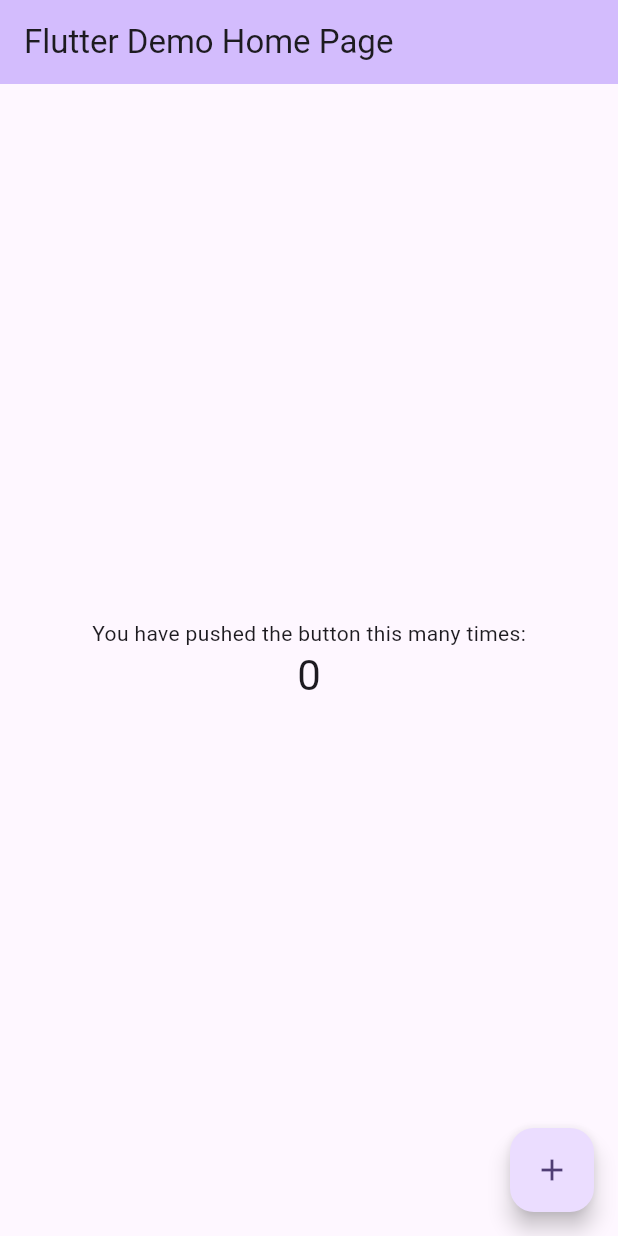
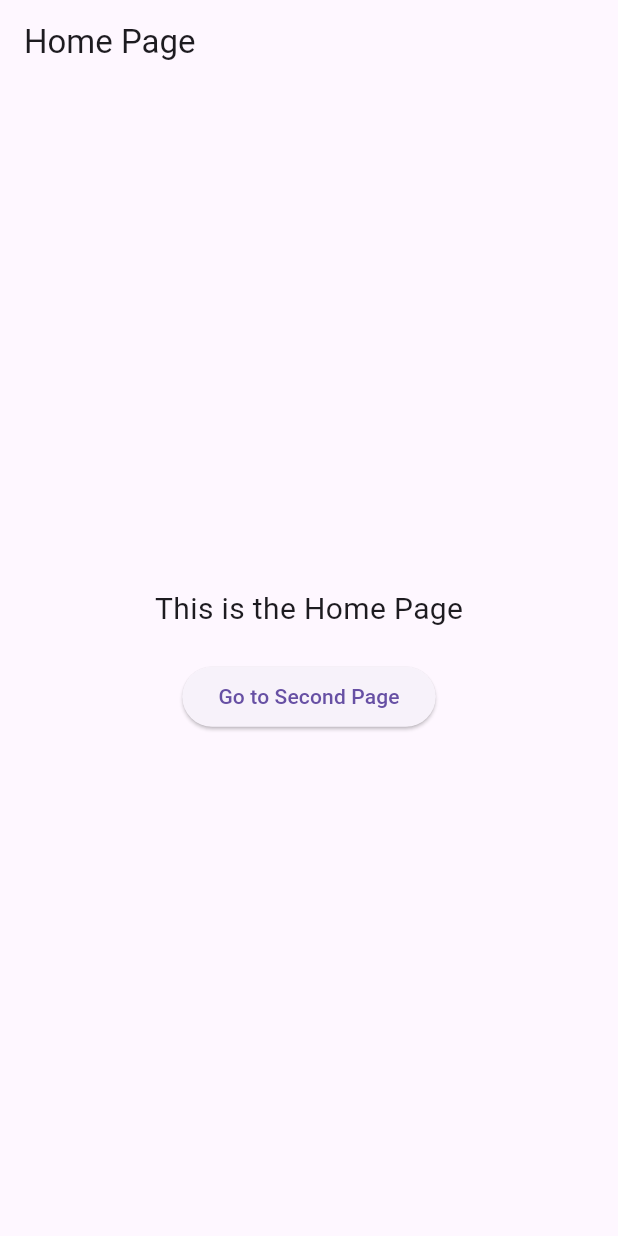
Before and after one commit to programmeruser517/C2L, a Flutter app: the screen it shows after launch, on a phone screen of 412 x 824 dp. Run offline on Flutter 3.47's test engine with Material 3 defaults, Android fonts, the phone set to English and light mode, and no system bars.

Commit message:
pages made

```diff
--- a/connect2learn/lib/main.dart
+++ b/connect2learn/lib/main.dart
@@ -1,52 +1,46 @@
+// main.dart
 import 'package:flutter/material.dart';
+import 'login.dart';
+import 'permissions.dart';
+import 'schedule.dart';
+import 'skills.dart';
+import 'onoroff.dart';
+import 'seven.dart';
+import 'eight.dart';
+import 'nine.dart';
 
 void main() {
   runApp(const MyApp());
 }
 
 class MyApp extends StatelessWidget {
-  const MyApp({super.key});
+  const MyApp({Key? key});
 
-  // This widget is the root of your application.
   @override
   Widget build(BuildContext context) {
     return MaterialApp(
       title: 'Flutter Demo',
       theme: ThemeData(
-        // This is the theme of your application.
-        //
-        // TRY THIS: Try running your application with "flutter run". You'll see
-        // the application has a purple toolbar. Then, without quitting the app,
-        // try changing the seedColor in the colorScheme below to Colors.green
-        // and then invoke "hot reload" (save your changes or press the "hot
-        // reload" button in a Flutter-supported IDE, or press "r" if you used
-        // the command line to start the app).
-        //
-        // Notice that the counter didn't reset back to zero; the application
-        // state is not lost during the reload. To reset the state, use hot
-        // restart instead.
-        //
-        // This works for code too, not just values: Most code changes can be
-        // tested with just a hot reload.
-        colorScheme: ColorScheme.fromSeed(seedColor: Colors.deepPurple),
-        useMaterial3: true,
-      ),
+          // This is the theme of your application.
+          // ...
+          ),
       home: const MyHomePage(title: 'Flutter Demo Home Page'),
+      routes: {
+        '/second': (context) => LoginPage(),
+        '/third': (context) => PermsPage(),
+        '/fourth': (context) => SchedPage(),
+        '/fifth': (context) => SkillsPage(),
+        '/sixth': (context) => OnorOffPage(),
+        '/seventh': (context) => SevenPage(),
+        '/eight': (context) => EightPage(),
+        '/ninth': (context) => NinePage(),
+      },
     );
   }
 }
 
 class MyHomePage extends StatefulWidget {
-  const MyHomePage({super.key, required this.title});
-
-  // This widget is the home page of your application. It is stateful, meaning
-  // that it has a State object (defined below) that contains fields that affect
-  // how it looks.
-
-  // This class is the configuration for the state. It holds the values (in this
-  // case the title) provided by the parent (in this case the App widget) and
-  // used by the build method of the State. Fields in a Widget subclass are
-  // always marked "final".
+  const MyHomePage({Key? key, required this.title}) : super(key: key);
 
   final String title;
 
@@ -59,67 +53,34 @@ class _MyHomePageState extends State<MyHomePage> {
 
   void _incrementCounter() {
     setState(() {
-      // This call to setState tells the Flutter framework that something has
-      // changed in this State, which causes it to rerun the build method below
-      // so that the display can reflect the updated values. If we changed
-      // _counter without calling setState(), then the build method would not be
-      // called again, and so nothing would appear to happen.
       _counter++;
     });
   }
 
   @override
   Widget build(BuildContext context) {
-    // This method is rerun every time setState is called, for instance as done
-    // by the _incrementCounter method above.
-    //
-    // The Flutter framework has been optimized to make rerunning build methods
-    // fast, so that you can just rebuild anything that needs updating rather
-    // than having to individually change instances of widgets.
     return Scaffold(
       appBar: AppBar(
-        // TRY THIS: Try changing the color here to a specific color (to
-        // Colors.amber, perhaps?) and trigger a hot reload to see the AppBar
-        // change color while the other colors stay the same.
-        backgroundColor: Theme.of(context).colorScheme.inversePrimary,
-        // Here we take the value from the MyHomePage object that was created by
-        // the App.build method, and use it to set our appbar title.
-        title: Text(widget.title),
+        title: Text('Home Page'),
       ),
       body: Center(
-        // Center is a layout widget. It takes a single child and positions it
-        // in the middle of the parent.
         child: Column(
-          // Column is also a layout widget. It takes a list of children and
-          // arranges them vertically. By default, it sizes itself to fit its
-          // children horizontally, and tries to be as tall as its parent.
-          //
-          // Column has various properties to control how it sizes itself and
-          // how it positions its children. Here we use mainAxisAlignment to
-          // center the children vertically; the main axis here is the vertical
-          // axis because Columns are vertical (the cross axis would be
-          // horizontal).
-          //
-          // TRY THIS: Invoke "debug painting" (choose the "Toggle Debug Paint"
-          // action in the IDE, or press "p" in the console), to see the
-          // wireframe for each widget.
           mainAxisAlignment: MainAxisAlignment.center,
           children: <Widget>[
-            const Text(
-              'You have pushed the button this many times:',
+            Text(
+              'This is the Home Page',
+              style: TextStyle(fontSize: 20.0),
             ),
-            Text(
-              '$_counter',
-              style: Theme.of(context).textTheme.headlineMedium,
+            SizedBox(height: 20.0),
+            ElevatedButton(
+              onPressed: () {
+                Navigator.pushNamed(context, '/second');
+              },
+              child: Text('Go to Second Page'),
             ),
           ],
         ),
       ),
-      floatingActionButton: FloatingActionButton(
-        onPressed: _incrementCounter,
-        tooltip: 'Increment',
-        child: const Icon(Icons.add),
-      ), // This trailing comma makes auto-formatting nicer for build methods.
     );
   }
 }
```
Also changed, not shown: connect2learn/lib/eight.dart (added, +43 -0 lines), connect2learn/lib/login.dart (added, +44 -0 lines), connect2learn/lib/nine.dart (added, +32 -0 lines), connect2learn/lib/onoroff.dart (added, +43 -0 lines), connect2learn/lib/permissions.dart (added, +43 -0 lines), connect2learn/lib/schedule.dart (added, +43 -0 lines), connect2learn/lib/seven.dart (added, +43 -0 lines), connect2learn/lib/skills.dart (added, +43 -0 lines), 1 other file.
